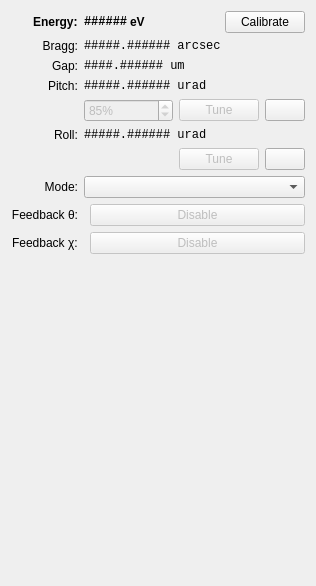
The window that src/firefly/devices/axilon_monochromator.ui (spc-group/haven) describes before a commit, drawn with Qt 5.
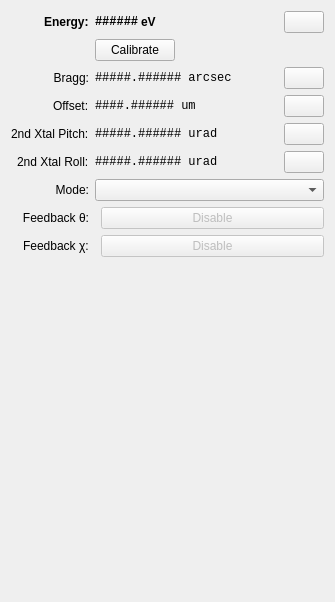
The same window after the commit. Icons and pictures are not drawn. Custom widgets are drawn as their Qt base class.

Patch:
```diff
--- a/src/firefly/devices/axilon_monochromator.ui
+++ b/src/firefly/devices/axilon_monochromator.ui
@@ -6,8 +6,8 @@
    <rect>
     <x>0</x>
     <y>0</y>
-    <width>316</width>
-    <height>586</height>
+    <width>335</width>
+    <height>602</height>
    </rect>
   </property>
   <property name="windowTitle">
@@ -74,7 +74,7 @@
         </widget>
        </item>
        <item>
-        <spacer name="horizontalSpacer_4">
+        <spacer name="horizontalSpacer_5">
          <property name="orientation">
           <enum>Qt::Horizontal</enum>
          </property>
@@ -86,6 +86,56 @@
          </property>
         </spacer>
        </item>
+       <item>
+        <widget class="PyDMRelatedDisplayButton" name="PyDMRelatedDisplayButton_4">
+         <property name="enabled">
+          <bool>true</bool>
+         </property>
+         <property name="sizePolicy">
+          <sizepolicy hsizetype="Fixed" vsizetype="Fixed">
+           <horstretch>0</horstretch>
+           <verstretch>0</verstretch>
+          </sizepolicy>
+         </property>
+         <property name="minimumSize">
+          <size>
+           <width>0</width>
+           <height>0</height>
+          </size>
+         </property>
+         <property name="toolTip">
+          <string/>
+         </property>
+         <property name="PyDMIcon" stdset="0">
+          <string>cog</string>
+         </property>
+         <property name="filenames" stdset="0">
+          <stringlist>
+           <string>motor.py</string>
+          </stringlist>
+         </property>
+         <property name="titles" stdset="0">
+          <stringlist>
+           <string>More</string>
+          </stringlist>
+         </property>
+         <property name="showIcon" stdset="0">
+          <bool>true</bool>
+         </property>
+         <property name="macros" stdset="0">
+          <stringlist>
+           <string>MOTOR=${DEVICE}.energy</string>
+          </stringlist>
+         </property>
+         <property name="openInNewWindow" stdset="0">
+          <bool>true</bool>
+         </property>
+        </widget>
+       </item>
+      </layout>
+     </item>
+     <item row="1" column="1">
+      <layout class="QHBoxLayout" name="horizontalLayout_3">
        <item>
         <widget class="QPushButton" name="calibrate_button">
          <property name="toolTip">
@@ -96,6 +146,19 @@
          </property>
         </widget>
        </item>
+       <item>
+        <spacer name="horizontalSpacer">
+         <property name="orientation">
+          <enum>Qt::Horizontal</enum>
+         </property>
+         <property name="sizeHint" stdset="0">
+          <size>
+           <width>40</width>
+           <height>20</height>
+          </size>
+         </property>
+        </spacer>
+       </item>
       </layout>
      </item>
      <item row="2" column="0">
@@ -116,6 +179,8 @@
       </widget>
      </item>
      <item row="2" column="1">
+      <layout class="QHBoxLayout" name="horizontalLayout_4">
+       <item>
       <widget class="PyDMLabel" name="PyDMLabel_3">
        <property name="font">
         <font>
@@ -140,18 +205,81 @@
         <bool>true</bool>
        </property>
        <property name="channel" stdset="0">
-        <string>haven://energy.monochromator.bragg.user_readback</string>
-       </property>
-      </widget>
+          <string>haven://${DEVICE}.bragg.user_readback</string>
+         </property>
+        </widget>
+       </item>
+       <item>
+        <spacer name="horizontalSpacer_4">
+         <property name="orientation">
+          <enum>Qt::Horizontal</enum>
+         </property>
+         <property name="sizeHint" stdset="0">
+          <size>
+           <width>40</width>
+           <height>20</height>
+          </size>
+         </property>
+        </spacer>
+       </item>
+       <item>
+        <widget class="PyDMRelatedDisplayButton" name="PyDMRelatedDisplayButton_3">
+         <property name="enabled">
+          <bool>true</bool>
+         </property>
+         <property name="sizePolicy">
+          <sizepolicy hsizetype="Fixed" vsizetype="Fixed">
+           <horstretch>0</horstretch>
+           <verstretch>0</verstretch>
+          </sizepolicy>
+         </property>
+         <property name="minimumSize">
+          <size>
+           <width>0</width>
+           <height>0</height>
+          </size>
+         </property>
+         <property name="toolTip">
+          <string/>
+         </property>
+         <property name="PyDMIcon" stdset="0">
+          <string>cog</string>
+         </property>
+         <property name="filenames" stdset="0">
+          <stringlist>
+           <string>motor.py</string>
+          </stringlist>
+         </property>
+         <property name="titles" stdset="0">
+          <stringlist>
+           <string>More</string>
+          </stringlist>
+         </property>
+         <property name="showIcon" stdset="0">
+          <bool>true</bool>
+         </property>
+         <property name="macros" stdset="0">
+          <stringlist>
+           <string>MOTOR=${DEVICE}.bragg</string>
+          </stringlist>
+         </property>
+         <property name="openInNewWindow" stdset="0">
+          <bool>true</bool>
+         </property>
+        </widget>
+       </item>
+      </layout>
      </item>
      <item row="3" column="0">
       <widget class="QLabel" name="label_15">
        <property name="text">
-        <string>Gap:</string>
+        <string>Offset:</string>
        </property>
       </widget>
      </item>
      <item row="3" column="1">
+      <layout class="QHBoxLayout" name="horizontalLayout_5">
+       <item>
       <widget class="PyDMLabel" name="PyDMLabel_8">
        <property name="font">
         <font>
@@ -168,18 +296,81 @@
         <bool>true</bool>
        </property>
        <property name="channel" stdset="0">
-        <string>haven://energy.monochromator.gap.user_readback</string>
-       </property>
-      </widget>
+          <string>haven://${DEVICE}.offset.user_readback</string>
+         </property>
+        </widget>
+       </item>
+       <item>
+        <spacer name="horizontalSpacer_6">
+         <property name="orientation">
+          <enum>Qt::Horizontal</enum>
+         </property>
+         <property name="sizeHint" stdset="0">
+          <size>
+           <width>40</width>
+           <height>20</height>
+          </size>
+         </property>
+        </spacer>
+       </item>
+       <item>
+        <widget class="PyDMRelatedDisplayButton" name="PyDMRelatedDisplayButton_5">
+         <property name="enabled">
+          <bool>true</bool>
+         </property>
+         <property name="sizePolicy">
+          <sizepolicy hsizetype="Fixed" vsizetype="Fixed">
+           <horstretch>0</horstretch>
+           <verstretch>0</verstretch>
+          </sizepolicy>
+         </property>
+         <property name="minimumSize">
+          <size>
+           <width>0</width>
+           <height>0</height>
+          </size>
+         </property>
+         <property name="toolTip">
+          <string/>
+         </property>
+         <property name="PyDMIcon" stdset="0">
+          <string>cog</string>
+         </property>
+         <property name="filenames" stdset="0">
+          <stringlist>
+           <string>motor.py</string>
+          </stringlist>
+         </property>
+         <property name="titles" stdset="0">
+          <stringlist>
+           <string>More</string>
+          </stringlist>
+         </property>
+         <property name="showIcon" stdset="0">
+          <bool>true</bool>
+         </property>
+         <property name="macros" stdset="0">
+          <stringlist>
+           <string>MOTOR=${DEVICE}.offset</string>
+          </stringlist>
+         </property>
+         <property name="openInNewWindow" stdset="0">
+          <bool>true</bool>
+         </property>
+        </widget>
+       </item>
+      </layout>
      </item>
      <item row="4" column="0">
       <widget class="QLabel" name="label_16">
        <property name="text">
-        <string>Pitch:</string>
+        <string>2nd Xtal Pitch:</string>
        </property>
       </widget>
      </item>
      <item row="4" column="1">
+      <layout class="QHBoxLayout" name="horizontalLayout_6">
+       <item>
       <widget class="PyDMLabel" name="PyDMLabel_6">
        <property name="font">
         <font>
@@ -200,57 +391,24 @@
        </property>
       </widget>
      </item>
-     <item row="5" column="1">
-      <layout class="QHBoxLayout" name="horizontalLayout_9">
        <item>
-        <widget class="QDoubleSpinBox" name="doubleSpinBox">
-         <property name="enabled">
-          <bool>false</bool>
+        <spacer name="horizontalSpacer_7">
+         <property name="orientation">
+          <enum>Qt::Horizontal</enum>
          </property>
-         <property name="toolTip">
-          <string>How much to detune the mono, as a percentage of it's fully tuned maximum flux.</string>
+         <property name="sizeHint" stdset="0">
+          <size>
+           <width>40</width>
+           <height>20</height>
+          </size>
          </property>
-         <property name="suffix">
-          <string>%</string>
-         </property>
-         <property name="decimals">
-          <number>0</number>
-         </property>
-         <property name="minimum">
-          <double>1.000000000000000</double>
-         </property>
-         <property name="maximum">
-          <double>100.000000000000000</double>
-         </property>
-         <property name="singleStep">
-          <double>5.000000000000000</double>
-         </property>
-         <property name="stepType">
-          <enum>QAbstractSpinBox::DefaultStepType</enum>
-         </property>
-         <property name="value">
-          <double>85.000000000000000</double>
-         </property>
-        </widget>
+        </spacer>
        </item>
        <item>
-        <widget class="QueueButton" name="pushButton">
+        <widget class="PyDMRelatedDisplayButton" name="PyDMRelatedDisplayButton_6">
          <property name="enabled">
-          <bool>false</bool>
+          <bool>true</bool>
          </property>
-         <property name="sizePolicy">
-          <sizepolicy hsizetype="Fixed" vsizetype="Fixed">
-           <horstretch>0</horstretch>
-           <verstretch>0</verstretch>
-          </sizepolicy>
-         </property>
-         <property name="text">
-          <string>Tune</string>
-         </property>
-        </widget>
-       </item>
-       <item>
-        <widget class="PyDMRelatedDisplayButton" name="PyDMRelatedDisplayButton_2">
          <property name="sizePolicy">
           <sizepolicy hsizetype="Fixed" vsizetype="Fixed">
            <horstretch>0</horstretch>
@@ -294,16 +452,18 @@
        </item>
       </layout>
      </item>
-     <item row="6" column="0">
+     <item row="5" column="0">
       <widget class="QLabel" name="label_17">
        <property name="text">
-        <string>Roll:</string>
+        <string>2nd Xtal Roll:</string>
        </property>
       </widget>
      </item>
-     <item row="6" column="1">
+     <item row="5" column="1">
       <layout class="QHBoxLayout" name="horizontalLayout_10">
        <item>
+        <layout class="QHBoxLayout" name="horizontalLayout_8">
+         <item>
         <widget class="PyDMLabel" name="PyDMLabel_7">
          <property name="sizePolicy">
           <sizepolicy hsizetype="Expanding" vsizetype="Preferred">
@@ -330,12 +490,8 @@
          </property>
         </widget>
        </item>
-      </layout>
-     </item>
-     <item row="7" column="1">
-      <layout class="QHBoxLayout" name="horizontalLayout_11">
        <item>
-        <spacer name="horizontalSpacer_6">
+          <spacer name="horizontalSpacer_8">
          <property name="orientation">
           <enum>Qt::Horizontal</enum>
          </property>
@@ -348,9 +504,9 @@
         </spacer>
        </item>
        <item>
-        <widget class="QueueButton" name="pushButton_2">
+          <widget class="PyDMRelatedDisplayButton" name="PyDMRelatedDisplayButton_7">
          <property name="enabled">
-          <bool>false</bool>
+            <bool>true</bool>
          </property>
          <property name="sizePolicy">
           <sizepolicy hsizetype="Fixed" vsizetype="Fixed">
@@ -358,19 +514,6 @@
            <verstretch>0</verstretch>
           </sizepolicy>
          </property>
-         <property name="text">
-          <string>Tune</string>
-         </property>
-        </widget>
-       </item>
-       <item>
-        <widget class="PyDMRelatedDisplayButton" name="PyDMRelatedDisplayButton">
-         <property name="sizePolicy">
-          <sizepolicy hsizetype="Minimum" vsizetype="Fixed">
-           <horstretch>0</horstretch>
-           <verstretch>0</verstretch>
-          </sizepolicy>
-         </property>
          <property name="minimumSize">
           <size>
            <width>0</width>
@@ -408,7 +551,9 @@
        </item>
       </layout>
      </item>
-     <item row="8" column="0">
+      </layout>
+     </item>
+     <item row="6" column="0">
       <widget class="QLabel" name="label">
        <property name="text">
         <string>Mode:</string>
@@ -418,7 +563,7 @@
        </property>
       </widget>
      </item>
-     <item row="8" column="1">
+     <item row="6" column="1">
       <widget class="PyDMEnumComboBox" name="PyDMEnumComboBox">
        <property name="toolTip">
         <string/>
@@ -428,7 +573,7 @@
        </property>
       </widget>
      </item>
-     <item row="9" column="0">
+     <item row="7" column="0">
       <widget class="QLabel" name="label_8">
        <property name="text">
         <string>Feedback θ:</string>
@@ -438,7 +583,7 @@
        </property>
       </widget>
      </item>
-     <item row="9" column="1">
+     <item row="7" column="1">
       <layout class="QHBoxLayout" name="horizontalLayout">
        <item>
         <widget class="PyDMByteIndicator" name="PyDMByteIndicator">
@@ -481,14 +626,14 @@
        </item>
       </layout>
      </item>
-     <item row="10" column="0">
+     <item row="8" column="0">
       <widget class="QLabel" name="label_9">
        <property name="text">
         <string>Feedback χ:</string>
        </property>
       </widget>
      </item>
-     <item row="10" column="1">
+     <item row="8" column="1">
       <layout class="QHBoxLayout" name="horizontalLayout_2">
        <item>
         <widget class="PyDMByteIndicator" name="PyDMByteIndicator_2">
@@ -568,11 +713,6 @@
    <extends>QPushButton</extends>
    <header>pydm.widgets.related_display_button</header>
   </customwidget>
-  <customwidget>
-   <class>QueueButton</class>
-   <extends>QPushButton</extends>
-   <header>firefly.queue_button</header>
-  </customwidget>
  </customwidgets>
  <resources/>
  <connections/>
```
Left out of the diff: 16 changed lines with no effect on the pictures. Lines whose indentation alone changed are shown as unchanged.
